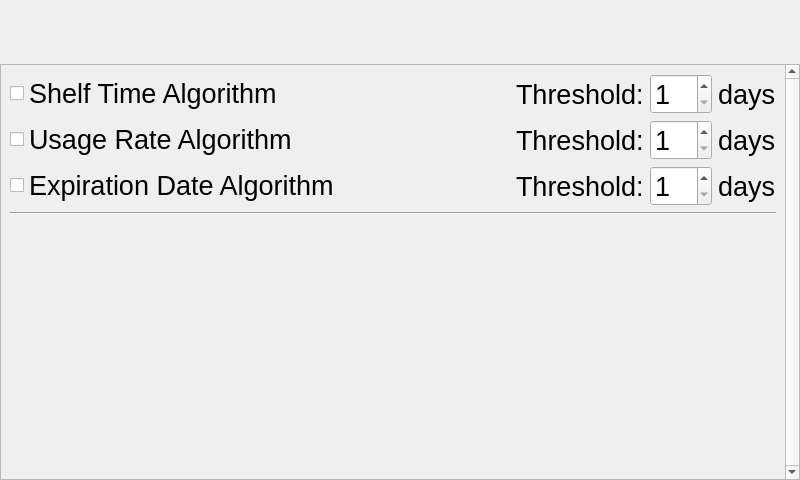
First picture: the form in Windows/settingsWindow.ui, repository addisonElliott/SmartShopTouchScreen, before the edit.
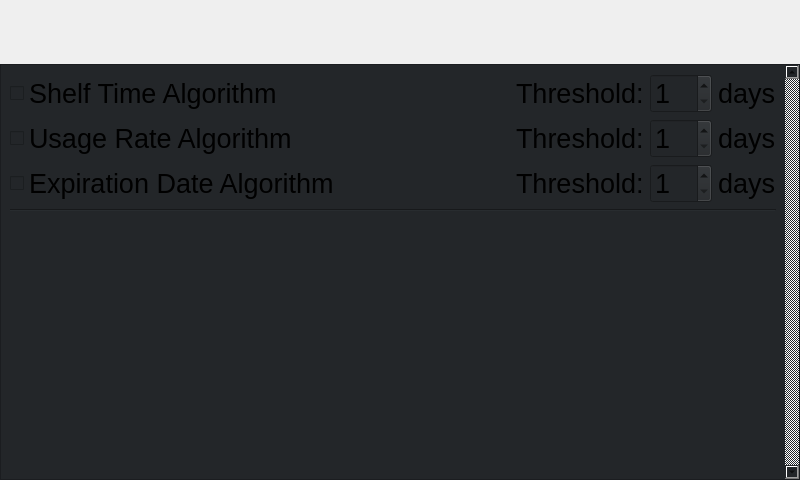
Second picture: the form after the edit. Icons and pictures are not drawn. Custom widgets are drawn as their Qt base class.

Commit message: Load settings when the window is shown in settings window. Add functionality to the swap scanners button. Enable/Disable the day threshold spin box based on whether the particular algorithm is enabled. Save settings and update the barcode scanner when saving (to tell it about the new USB port numbers potentially) QScrollArea had a blue background when it had focus, remove from stylesheet. QCheckbox and QRadioButton had different images for when they had focus, I disabled this in the stylesheet. Removed same blue background for QComboBox in stylesheet.

```diff
--- a/Windows/settingsWindow.ui
+++ b/Windows/settingsWindow.ui
@@ -513,6 +513,12 @@
        </property>
        <item>
         <widget class="QScrollArea" name="scrollArea_2">
+         <property name="styleSheet">
+          <string notr="true">QWidget
+{
+	background-color: #232629;
+}</string>
+         </property>
          <property name="verticalScrollBarPolicy">
           <enum>Qt::ScrollBarAlwaysOn</enum>
          </property>
@@ -538,7 +544,7 @@
               <number>0</number>
              </property>
              <item row="2" column="3">
-              <widget class="QSpinBox" name="spinBox_3">
+              <widget class="TouchSpinBox" name="expDateSpinBox">
                <property name="font">
                 <font>
                  <family>Segoe UI</family>
@@ -567,7 +573,7 @@
               </widget>
              </item>
              <item row="0" column="0">
-              <widget class="QCheckBox" name="checkBox">
+              <widget class="TouchCheckbox" name="shelfTimeCheckBox">
                <property name="font">
                 <font>
                  <family>Segoe UI</family>
@@ -593,7 +599,7 @@
               </widget>
              </item>
              <item row="2" column="0">
-              <widget class="QCheckBox" name="checkBox_3">
+              <widget class="TouchCheckbox" name="expDateCheckBox">
                <property name="font">
                 <font>
                  <family>Segoe UI</family>
@@ -606,7 +612,7 @@
               </widget>
              </item>
              <item row="1" column="0">
-              <widget class="QCheckBox" name="checkBox_2">
+              <widget class="TouchCheckbox" name="usageRateCheckBox">
                <property name="font">
                 <font>
                  <family>Segoe UI</family>
@@ -632,7 +638,7 @@
               </widget>
              </item>
              <item row="1" column="3">
-              <widget class="QSpinBox" name="spinBox_2">
+              <widget class="TouchSpinBox" name="usageRateSpinBox">
                <property name="font">
                 <font>
                  <family>Segoe UI</family>
@@ -648,7 +654,7 @@
               </widget>
              </item>
              <item row="0" column="3">
-              <widget class="QSpinBox" name="spinBox">
+              <widget class="TouchSpinBox" name="shelfTimeSpinBox">
                <property name="font">
                 <font>
                  <family>Segoe UI</family>
@@ -761,7 +767,7 @@
              <property name="sizeHint" stdset="0">
               <size>
                <width>20</width>
-               <height>197</height>
+               <height>203</height>
               </size>
              </property>
             </spacer>
@@ -786,6 +792,16 @@
    <extends>QPushButton</extends>
    <header>Widgets/touchButton.h</header>
   </customwidget>
+  <customwidget>
+   <class>TouchSpinBox</class>
+   <extends>QSpinBox</extends>
+   <header>Widgets/touchSpinBox.h</header>
+  </customwidget>
+  <customwidget>
+   <class>TouchCheckbox</class>
+   <extends>QCheckBox</extends>
+   <header>Widgets/touchCheckbox.h</header>
+  </customwidget>
  </customwidgets>
  <resources>
   <include location="../Resource_BY.qrc"/>
```
Left out of the diff: 12 changed lines with no effect on the pictures. The commit also changes 8 other files.
